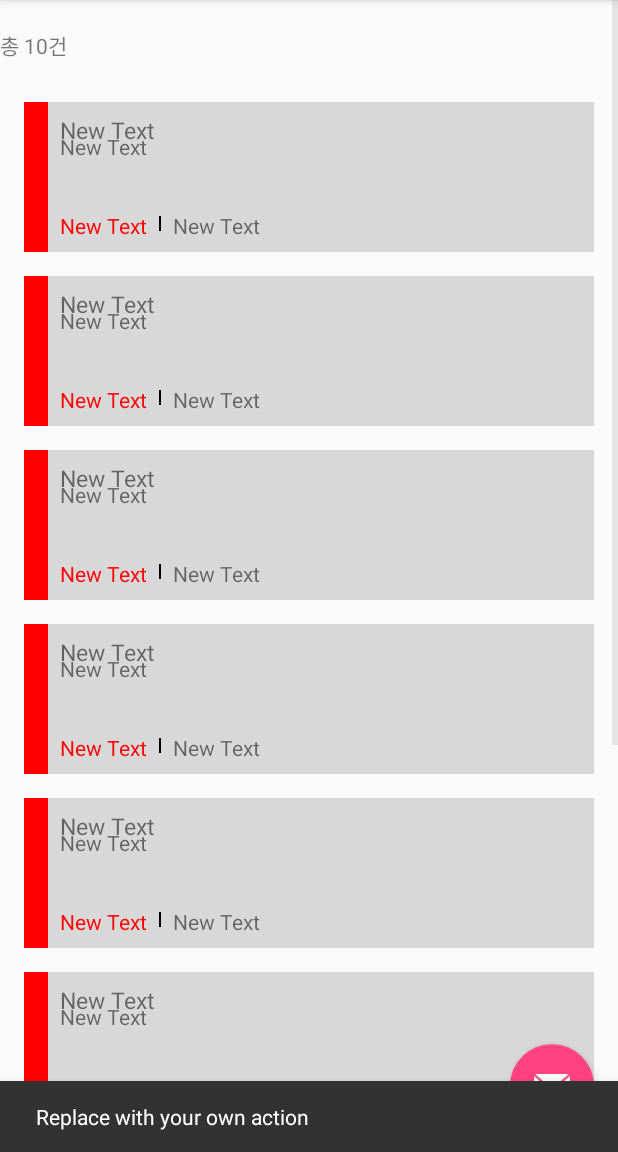
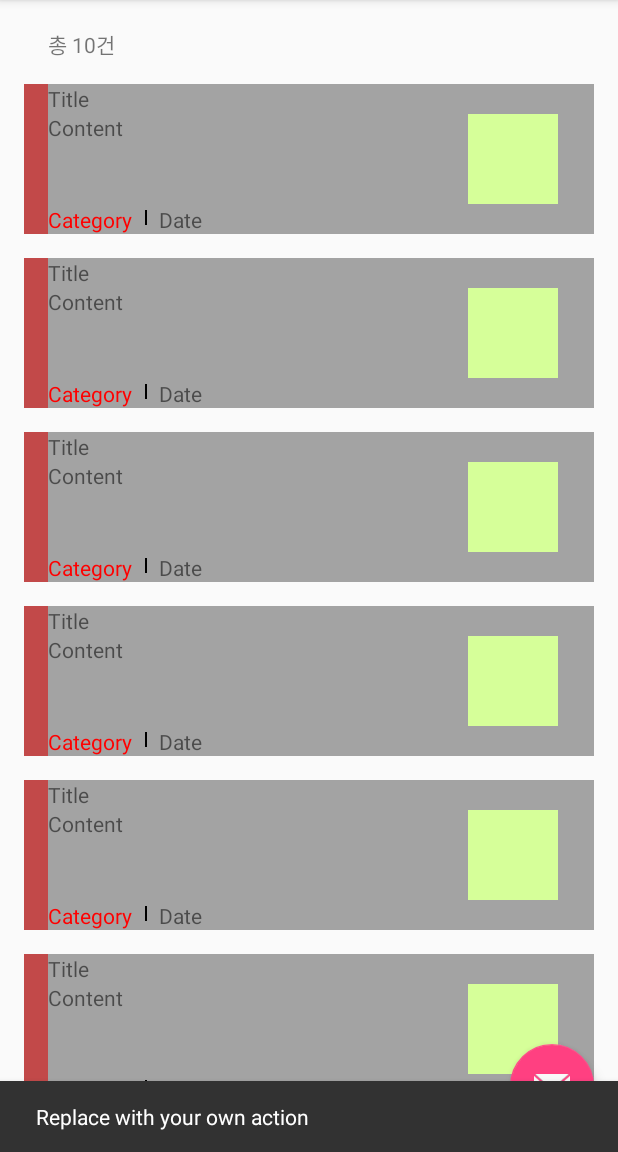
Before and after one commit to choijaewoong/JobDamProject, an Android app: the fragment CardBoxFragment shown on its own in the app's theme, after a tap on an icon or button, on a phone screen of 412 x 824 dp, the part 84-1236 px from its top. Run offline under Robolectric (Android 15) with nearby library versions, the phone set to English and light mode, and no system bars.

Commit message:
JobListView, CardListView 수정  * 리스브뷰 자체에 padding을 주고 Item의 margin을 제거

```diff
--- a/app/src/main/java/com/example/androidchoi/jobdam/CardBoxFragment.java
+++ b/app/src/main/java/com/example/androidchoi/jobdam/CardBoxFragment.java
@@ -58,6 +58,9 @@ public class CardBoxFragment extends Fragment {
 
     private void initData() {
         for(int i=0; i<10; i++){
+
+            // 네트워크 매니저를 통해 데이터를 생성해서 가져옴.
+
             CardItemData data = new CardItemData();
             mAdapter.add(data);
         }
--- a/app/src/main/java/com/example/androidchoi/jobdam/Model/CardItemData.java
+++ b/app/src/main/java/com/example/androidchoi/jobdam/Model/CardItemData.java
@@ -14,6 +14,6 @@ public class CardItemData {
     Date mStartDate;
     Date mEndDate;
 
-    public CardItemData() {
+    public CardItemData(){
     }
 }
--- a/app/src/main/res/layout/fragment_card_box.xml
+++ b/app/src/main/res/layout/fragment_card_box.xml
@@ -10,8 +10,13 @@
         android:layout_height="match_parent"
         android:id="@+id/listview_card"
         android:layout_gravity="left|top"
-        android:divider="@null"
-        android:dividerHeight="0dp"/>
+        android:divider="@android:color/transparent"
+        android:dividerHeight="16dp"
+        android:scrollbars="none"
+        android:paddingLeft="@dimen/listview_padding"
+        android:paddingRight="@dimen/listview_padding"
+        android:paddingBottom="@dimen/listview_padding"
+        android:clipToPadding="false"/>
 
     <android.support.design.widget.FloatingActionButton
         android:id="@+id/fab"
--- a/app/src/main/res/layout/view_card_item.xml
+++ b/app/src/main/res/layout/view_card_item.xml
@@ -1,80 +1,58 @@
 <?xml version="1.0" encoding="utf-8"?>
 <RelativeLayout xmlns:android="http://schemas.android.com/apk/res/android"
     android:layout_width="match_parent"
-    android:layout_height="match_parent">
+    android:layout_height="@dimen/item_height"
+    android:background="#a3a3a3">
 
     <ImageView
         android:id="@+id/image_category_bar"
         android:layout_width="@dimen/category_bar_width"
-        android:layout_height="@dimen/card_item_height"
+        android:layout_height="match_parent"
         android:layout_alignParentLeft="true"
         android:layout_alignParentStart="true"
         android:layout_alignParentTop="true"
         android:layout_gravity="left|top"
-        android:layout_marginLeft="@dimen/card_item_horizontal_margin"
-        android:layout_marginTop="@dimen/card_item_vertical_margin"
-        android:background="#ff0000"
-        android:layout_marginBottom="@dimen/card_item_vertical_margin" />
+        android:background="#c24949" />
 
-    <RelativeLayout
-        android:id="@+id/relativeLayout"
-        android:layout_width="match_parent"
-        android:layout_height="@dimen/card_item_height"
-        android:layout_alignTop="@+id/image_category_bar"
-        android:layout_gravity="left|top"
-        android:layout_toEndOf="@+id/image_category_bar"
+    <TextView
+        android:layout_width="wrap_content"
+        android:layout_height="wrap_content"
+        android:text="Title"
+        android:id="@+id/textView2"
+        android:layout_alignParentTop="true"
         android:layout_toRightOf="@+id/image_category_bar"
-        android:padding="@dimen/card_item_padding"
-        android:layout_marginRight="@dimen/card_item_horizontal_margin"
-        android:background="#d8d8d8">
+        android:layout_toEndOf="@+id/image_category_bar" />
 
-        <ImageView
+    <TextView
+        android:layout_width="wrap_content"
+        android:layout_height="wrap_content"
+        android:text="Content"
+        android:id="@+id/textView5"
+        android:layout_below="@+id/textView2"
+        android:layout_toRightOf="@+id/image_category_bar"
+        android:layout_toEndOf="@+id/image_category_bar" />
+
+    <ImageView
             android:id="@+id/imageView"
             android:layout_width="@dimen/card_item_image_thumnail_size"
             android:layout_height="@dimen/card_item_image_thumnail_size"
+            android:layout_centerVertical="true"
+            android:layout_alignParentRight="true"
             android:layout_alignParentEnd="true"
-            android:layout_alignParentRight="true"
-            android:layout_centerVertical="true" />
+            android:background="#d6ff99"
+        android:layout_marginRight="@dimen/card_item_image_thumnail_margin" />
 
-        <TextView
-            android:id="@+id/textView"
-            android:layout_width="wrap_content"
-            android:layout_height="wrap_content"
-            android:layout_alignParentLeft="true"
-            android:layout_alignParentStart="true"
-            android:layout_alignParentTop="true"
-            android:text="New Text"
-            android:textSize="15sp" />
-
-        <TextView
-            android:id="@+id/textView2"
-            android:layout_width="wrap_content"
-            android:layout_height="wrap_content"
-            android:layout_alignParentLeft="true"
-            android:layout_alignParentStart="true"
-            android:layout_alignTop="@+id/imageView"
-            android:text="New Text" />
-
-        <TextView
+    <TextView
             android:id="@+id/textView3"
             android:layout_width="wrap_content"
             android:layout_height="wrap_content"
-            android:layout_alignParentBottom="true"
-            android:layout_alignParentLeft="true"
-            android:layout_alignParentStart="true"
-            android:text="New Text"
-            android:textColor="#ff0000" />
+            android:text="Category"
+            android:textColor="#ff0000"
+            android:layout_alignBottom="@+id/image_category_bar"
+            android:layout_toRightOf="@+id/image_category_bar"
+            android:layout_toEndOf="@+id/image_category_bar" />
 
-        <TextView
-            android:id="@+id/textView5"
-            android:layout_width="wrap_content"
-            android:layout_height="wrap_content"
-            android:text="New Text"
-            android:layout_alignParentBottom="true"
-            android:layout_toRightOf="@+id/imageView4"
-            android:layout_toEndOf="@+id/imageView4" />
-
-        <ImageView
+    <ImageView
             android:layout_width="1dp"
             android:layout_height="10dp"
             android:id="@+id/imageView4"
@@ -85,6 +63,14 @@
             android:layout_marginLeft="8dp"
             android:layout_marginTop="3dp"
             android:layout_marginRight="8dp" />
-    </RelativeLayout>
+
+    <TextView
+        android:layout_width="wrap_content"
+        android:layout_height="wrap_content"
+        android:text="Date"
+        android:id="@+id/textView"
+        android:layout_alignTop="@+id/textView3"
+        android:layout_toRightOf="@+id/imageView4"
+        android:layout_toEndOf="@+id/imageView4" />
 
 </RelativeLayout>
--- a/app/src/main/res/layout/view_card_item_header.xml
+++ b/app/src/main/res/layout/view_card_item_header.xml
@@ -11,9 +11,10 @@
             android:layout_width="wrap_content"
             android:layout_height="wrap_content"
             android:text="New Text"
-            android:layout_centerVertical="true"
+            android:layout_alignParentBottom="true"
             android:layout_alignParentLeft="true"
-            android:layout_alignParentStart="true" />
+            android:layout_alignParentStart="true"
+            android:layout_marginLeft="@dimen/header_margin" />
     </RelativeLayout>
 
 </RelativeLayout>
--- a/app/src/main/res/layout/view_job_count_header.xml
+++ b/app/src/main/res/layout/view_job_count_header.xml
@@ -11,9 +11,10 @@
             android:layout_width="wrap_content"
             android:layout_height="wrap_content"
             android:text="New Text"
-            android:layout_centerVertical="true"
+            android:layout_alignParentBottom="true"
             android:layout_alignParentLeft="true"
-            android:layout_alignParentStart="true" />
+            android:layout_alignParentStart="true"
+            android:layout_marginLeft="@dimen/header_margin" />
     </RelativeLayout>
 
 </RelativeLayout>
--- a/app/src/main/res/values/dimens.xml
+++ b/app/src/main/res/values/dimens.xml
@@ -17,21 +17,20 @@
     <dimen name="menu_width">240dp</dimen>
     <dimen name="shadow_width">8dp</dimen>
 
-    <dimen name="header_height">60dp</dimen>
+    <dimen name="header_height">40dp</dimen>
+    <dimen name="header_margin">16dp</dimen>
 
-    <!-- job item-->
-    <dimen name="job_item_height">100dp</dimen>
-    <dimen name="job_item_horizontal_margin">16dp</dimen>
-    <dimen name="job_item_vertical_margin">8dp</dimen>
-    <dimen name="job_item_padding">8dp</dimen>
+    <!--listview-->
+    <dimen name="listview_padding">16dp</dimen>
+
+    <!--item-->
+    <dimen name="item_padding">16dp</dimen>
+    <dimen name="item_height">100dp</dimen>
 
     <!-- card item-->
-    <dimen name="card_item_height">100dp</dimen>
-    <dimen name="card_item_horizontal_margin">16dp</dimen>
-    <dimen name="card_item_vertical_margin">8dp</dimen>
-    <dimen name="card_item_padding">8dp</dimen>
     <dimen name="category_bar_width">16dp</dimen>
     <dimen name="card_item_image_thumnail_size">60dp</dimen>
+    <dimen name="card_item_image_thumnail_margin">24dp</dimen>
 
 
 </resources>
```
Also changed, not shown: app/src/main/java/com/example/androidchoi/jobdam/CategoryData.java (added, +27 -0 lines), app/src/main/res/layout/fragment_all_job.xml (+7 -2 lines), app/src/main/res/layout/fragment_my_job_list.xml (+8 -3 lines), app/src/main/res/layout/view_job_item.xml (+3 -12 lines).
